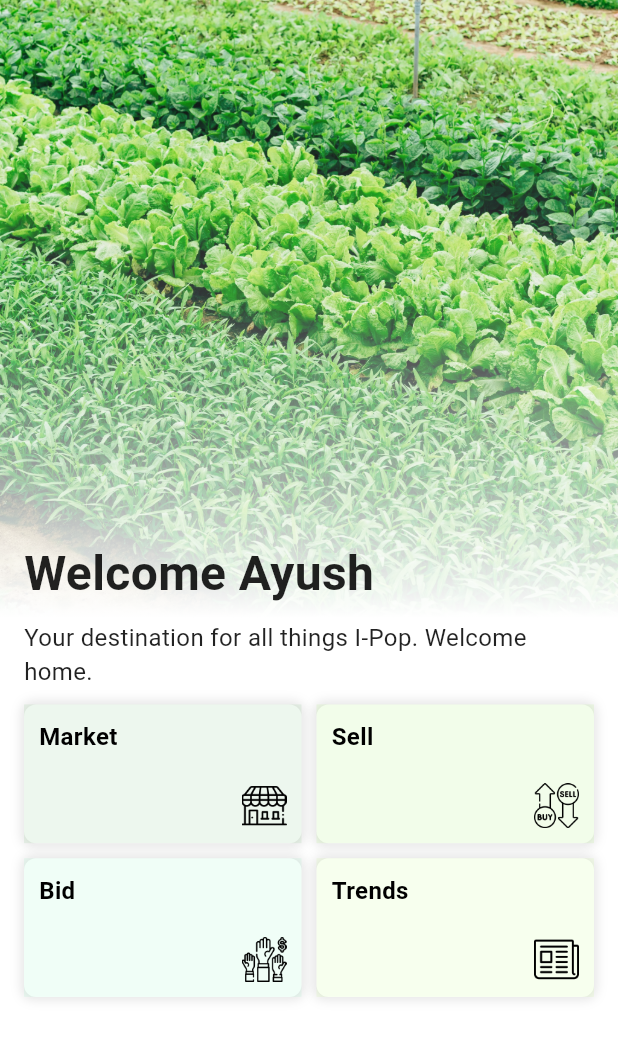
After one commit to Ayushmahant/kisanmitra, a Flutter app: the IPopScreen screen opened directly, on a phone screen of 412 x 824 dp. The commit adds this screen. Shown: the top 1039 px of the screen. Run offline on Flutter 3.47's test engine with Material 3 defaults, Android fonts, the phone set to English and light mode, and no system bars; our stand-ins replace animate_do, google_fonts, lottie, material_symbols_icons.

Commit message:
Homescreen 10feb 11:40p.m

```diff
--- /dev/null
+++ b/lib/bottomnavbar.dart
@@ -0,0 +1,67 @@
+import 'package:flutter/material.dart';
+import 'package:material_symbols_icons/material_symbols_icons.dart';
+import 'insidepages/homies.dart'; // Import your Home Page file
+import 'insidepages/auction.dart';
+
+class MajorPage extends StatefulWidget {
+  const MajorPage({super.key});
+
+  @override
+  _MajorPageState createState() => _MajorPageState();
+}
+
+class _MajorPageState extends State<MajorPage> {
+  int _selectedIndex = 0;
+
+  // List of pages to display based on the selected index
+  final List<Widget> _pages = [
+    IPopScreen(),
+    const auctionpage()// Home Page
+    // Placeholder
+  ];
+
+  void _onItemTapped(int index) {
+    setState(() {
+      _selectedIndex = index;
+    });
+  }
+
+  @override
+  Widget build(BuildContext context) {
+    return Scaffold(
+      body: _pages[_selectedIndex], // Dynamically load selected page
+
+      bottomNavigationBar: Padding(
+        padding: const EdgeInsets.all(12.0), // Adds space around nav bar
+        child: ClipRRect(
+          borderRadius: BorderRadius.circular(30), // Makes the nav bar rounded
+          child: BottomNavigationBar(
+            backgroundColor: Colors.white70, // Background color of the nav bar
+            currentIndex: _selectedIndex,
+            onTap: _onItemTapped,
+            selectedItemColor: Colors.green, // Active item color
+            unselectedItemColor: Colors.grey, // Inactive item color
+            items: [
+              BottomNavigationBarItem(
+                icon: Icon(Symbols.home, size: 28, color: Colors.green, fill: 1.0),
+                label: 'Home',
+              ),
+              BottomNavigationBarItem(
+                icon: Icon(Symbols.account_box_rounded, size: 28, color: Colors.green, fill: 1.0),
+                label: 'Auction',
+              ),
+              BottomNavigationBarItem(
+                icon: Icon(Symbols.person, size: 28, color: Colors.green, fill: 1.0),
+                label: 'Profile',
+              ),
+              BottomNavigationBarItem(
+                icon: Icon(Symbols.chat_apps_script_rounded, size: 28, color: Colors.green, fill: 1.0),
+                label: 'Chat',
+              )
+            ],
+          ),
+        ),
+      ),
+    );
+  }
+}
--- /dev/null
+++ b/lib/insidepages/auction.dart
@@ -0,0 +1,10 @@
+import 'package:flutter/material.dart';
+
+class auctionpage extends StatelessWidget {
+  const auctionpage({super.key});
+
+  @override
+  Widget build(BuildContext context) {
+    return Text("hello");
+  }
+}
--- /dev/null
+++ b/lib/insidepages/homies.dart
@@ -0,0 +1,127 @@
+import 'package:flutter/material.dart';
+import '/widgets/card.dart';
+
+class IPopScreen extends StatelessWidget {
+  //final Function(int) onItemSelected; // Function to update bottom nav index
+
+  const IPopScreen({super.key}); // required this.onItemSelected
+
+  @override
+  Widget build(BuildContext context) {
+    return Scaffold(
+      backgroundColor: Colors.white,
+      body: Stack(
+        children: [
+          // Background Image restricted to Half Screen with Shadow
+          Positioned(
+            top: 0,
+            left: 0,
+            right: 0,
+            height: MediaQuery.of(context).size.height * 0.5,
+            child: Container(
+              decoration: BoxDecoration(
+                boxShadow: [
+                  BoxShadow(
+                    color: Colors.white.withValues(alpha: 0.2),
+                    blurRadius: 5,
+                    spreadRadius: 1,
+                    offset: const Offset(0, 10),
+                  ),
+                ],
+              ),
+              child: ShaderMask(
+                shaderCallback: (Rect bounds) {
+                  return LinearGradient(
+                    begin: Alignment.topCenter,
+                    end: Alignment.bottomCenter,
+                    colors: [
+                      Colors.white.withValues(alpha: 0),
+                      Colors.white.withValues(alpha: 0.2),
+                      Colors.white,
+                    ],
+                  ).createShader(bounds);
+                },
+                blendMode: BlendMode.lighten,
+                child: Image.asset(
+                  'assets/pages/example2.jpg',
+                  fit: BoxFit.cover,
+                ),
+              ),
+            ),
+          ),
+
+          // Content (Text & Cards)
+          Positioned(
+            top: MediaQuery.of(context).size.height * 0.4,
+            left: 16,
+            right: 16,
+            bottom: 16,
+            child: Column(
+              crossAxisAlignment: CrossAxisAlignment.start,
+              children: [
+                const SizedBox(height: 30),
+                const Text(
+                  'Welcome Ayush',
+                  style: TextStyle(
+                    fontSize: 32,
+                    fontWeight: FontWeight.bold,
+                    color: Colors.black87,
+                  ),
+                ),
+                const SizedBox(height: 8),
+                const Text(
+                  'Your destination for all things I-Pop. Welcome home.',
+                  style: TextStyle(
+                    fontSize: 16,
+                    color: Colors.black87,
+                  ),
+                ),
+                const SizedBox(height: 10),
+
+                Expanded(
+                  child: GridView.count(
+                    crossAxisCount: 2,
+                    crossAxisSpacing: 10,
+                    mainAxisSpacing: 10,
+                    childAspectRatio: 2,
+                    children: [
+                      CustomCard(
+                        title: "Market",
+                        bgColor: Colors.green,
+                        imagePath: "assets/pages/store.png",
+                        //onTap: () {}, // No navigation
+                      ),
+                      CustomCard(
+                        title: "Sell",
+                        bgColor: const Color.fromARGB(255, 128, 236, 47),
+                        imagePath: "assets/pages/buy.png",
+                        //onTap: () {}, // No navigation
+                      ),
+                      CustomCard(
+                        title: "Bid",
+                        bgColor: Colors.greenAccent,
+                        imagePath: "assets/pages/bid.png",
+                        /*
+                        onTap: () {
+                          onItemSelected(1); // Navigates to index 1
+                        },
+
+                         */
+                      ),
+                      CustomCard(
+                        title: "Trends",
+                        bgColor: Colors.lightGreenAccent,
+                        imagePath: "assets/pages/newspaper-folded.png",
+                        //onTap: () {}, // No navigation
+                      ),
+                    ],
+                  ),
+                ),
+              ],
+            ),
+          ),
+        ],
+      ),
+    );
+  }
+}
--- a/lib/main.dart
+++ b/lib/main.dart
@@ -1,5 +1,6 @@
 import 'package:flutter/material.dart';
 import 'package:kisanmitra/loginscreen.dart';
+import 'bottomnavbar.dart';
 import 'splashscreen.dart';
 
 void main() {
@@ -17,7 +18,7 @@ class MyApp extends StatelessWidget {
     return MaterialApp(
       title: 'Flutter Demo',
       theme: ThemeData(primarySwatch: Colors.green),
-      home: HomePage(),
+      home: Splash(),
 
     );
   }
--- a/lib/splashscreen.dart
+++ b/lib/splashscreen.dart
@@ -4,6 +4,8 @@ import 'package:lottie/lottie.dart';
 import 'package:google_fonts/google_fonts.dart';
 import 'register.dart';
 import 'loginscreen.dart';
+import 'insidepages/homies.dart';
+import 'bottomnavbar.dart';
 
 class Splash extends StatefulWidget {  // Change to StatefulWidget
   const Splash({super.key});
@@ -22,7 +24,7 @@ class _SplashState extends State<Splash> {
     Timer(const Duration(seconds: 3), () {
       Navigator.pushReplacement(
         context,
-        MaterialPageRoute(builder: (context) => const SignUpScreen()),  // Navigate to HomeScreen
+        MaterialPageRoute(builder: (context) => MajorPage()),  // Navigate to HomeScreen
       );
     });
   }
@@ -37,9 +39,9 @@ class _SplashState extends State<Splash> {
           crossAxisAlignment: CrossAxisAlignment.center,
           children: [
             Image.asset(
-              "assets/splashscreen/screen.png",
-              width: 200,
-              height: 200,
+              "assets/logo.png",
+              width: 400,
+              height: 400,
             ),
 
             const SizedBox(height: 100),
--- /dev/null
+++ b/lib/widgets/card.dart
@@ -0,0 +1,73 @@
+import 'package:flutter/material.dart';
+
+class CustomCard extends StatelessWidget {
+  final String title;
+  final String imagePath;
+  final Color bgColor;
+  //final VoidCallback onTap; // Added callback for navigation
+
+  const CustomCard({
+    super.key,
+    required this.title,
+    required this.imagePath,
+    required this.bgColor,
+   // required this.onTap, // Required navigation function
+  });
+
+  @override
+  Widget build(BuildContext context) {
+    return GestureDetector( // Detects taps
+     // onTap: onTap,
+      child: Container(
+        decoration: BoxDecoration(
+          color: Colors.white,
+          borderRadius: BorderRadius.circular(8),
+          boxShadow: [
+            BoxShadow(
+              color: Colors.black.withValues(alpha: 0.1), // Subtle shadow
+              blurRadius: 5,
+              spreadRadius: 2,
+            ),
+          ],
+        ),
+        child: Stack(
+          children: [
+            // Background Color
+            Positioned.fill(
+              child: Container(
+                color: bgColor.withValues(alpha: 0.1), // Light tint of color
+              ),
+            ),
+            // Card Content
+            Padding(
+              padding: const EdgeInsets.all(10.0),
+              child: Column(
+                crossAxisAlignment: CrossAxisAlignment.start,
+                children: [
+                  Text(
+                    title,
+                    style: const TextStyle(
+                      fontSize: 16,
+                      fontWeight: FontWeight.bold,
+                      color: Colors.black,
+                    ),
+                  ),
+                  const Spacer(),
+                  Align(
+                    alignment: Alignment.bottomRight,
+                    child: Image.asset(
+                      imagePath,
+                      width: 30,
+                      height: 30,
+                      fit: BoxFit.cover,
+                    ),
+                  ),
+                ],
+              ),
+            ),
+          ],
+        ),
+      ),
+    );
+  }
+}
```
Also changed, not shown: pubspec.yaml (+8 -0 lines), assets/logo.png (added), assets/pages/bid.png (added), assets/pages/buy.png (added), assets/pages/example2.jpg (added), assets/pages/exmaple.jpg (added), assets/pages/newspaper-folded.png (added), assets/pages/store.png (added), pubspec.lock.
